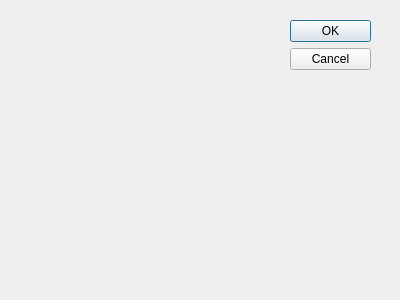
The window that src/main/resources/base/delete.ui (j718/screentime) describes before a commit, drawn with Qt 5.
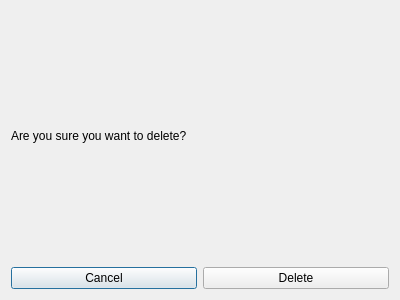
The same window after the commit.

Commit message: added delete and cron

Diff of the .ui file:
```diff
--- a/src/main/resources/base/delete.ui
+++ b/src/main/resources/base/delete.ui
@@ -15,22 +15,33 @@
   <property name="windowTitle" >
    <string>Dialog</string>
   </property>
-  <widget class="QDialogButtonBox" name="buttonBox" >
-   <property name="geometry" >
-    <rect>
-     <x>290</x>
-     <y>20</y>
-     <width>81</width>
-     <height>241</height>
-    </rect>
-   </property>
-   <property name="orientation" >
-    <enum>Qt::Vertical</enum>
-   </property>
-   <property name="standardButtons" >
-    <set>QDialogButtonBox::Cancel|QDialogButtonBox::Ok</set>
-   </property>
-  </widget>
+  <layout class="QVBoxLayout" name="verticalLayout">
+   <item>
+    <widget class="QLabel" name="label">
+     <property name="text">
+      <string>Are you sure you want to delete?</string>
+     </property>
+    </widget>
+   </item>
+   <item>
+    <layout class="QHBoxLayout" name="horizontalLayout">
+     <item>
+      <widget class="QPushButton" name="cancel_button">
+       <property name="text">
+        <string>Cancel</string>
+       </property>
+      </widget>
+     </item>
+     <item>
+      <widget class="QPushButton" name="delete_button">
+       <property name="text">
+        <string>Delete</string>
+       </property>
+      </widget>
+     </item>
+    </layout>
+   </item>
+  </layout>
  </widget>
  <pixmapfunction></pixmapfunction>
  <resources/>
```
Left out of the diff: 49 changed lines with no effect on the pictures. The commit also changes 5 other files.
